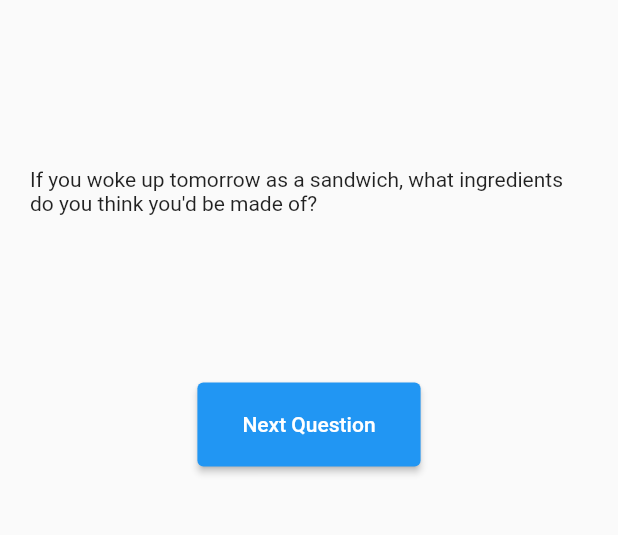
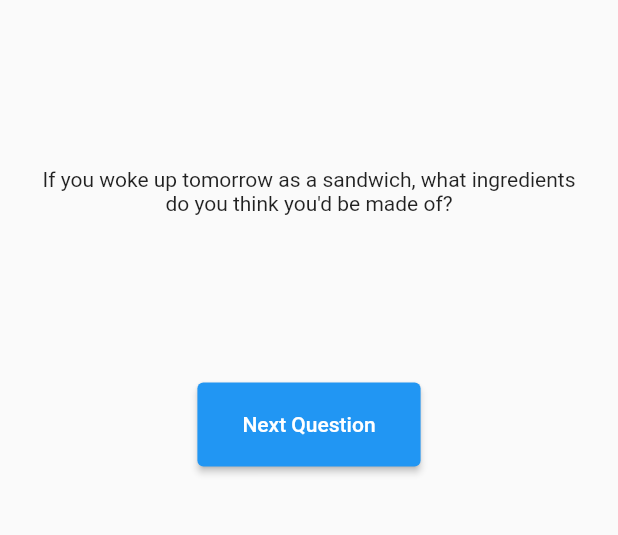
Before and after one commit to seihello/wonder_q, a Flutter app: the screen it shows after launch, on a phone screen of 412 x 824 dp, the part 572-1107 px from its top. Run offline on Flutter 3.47's test engine with Material 2 defaults, Android fonts, the phone set to English and light mode, and no system bars; our stand-ins replace flutter_riverpod.

Commit message:
style: Center the question

```diff
--- a/lib/question_widget.dart
+++ b/lib/question_widget.dart
@@ -23,7 +23,7 @@ class QuestionWidget extends ConsumerWidget {
         fontSize: 32
       ),
     ));
-    columnChildren.add(Text(question));
+    columnChildren.add(Text(question, textAlign: TextAlign.center));
 
     columnChildren.add(ElevatedButton(
       onPressed: () {
```
